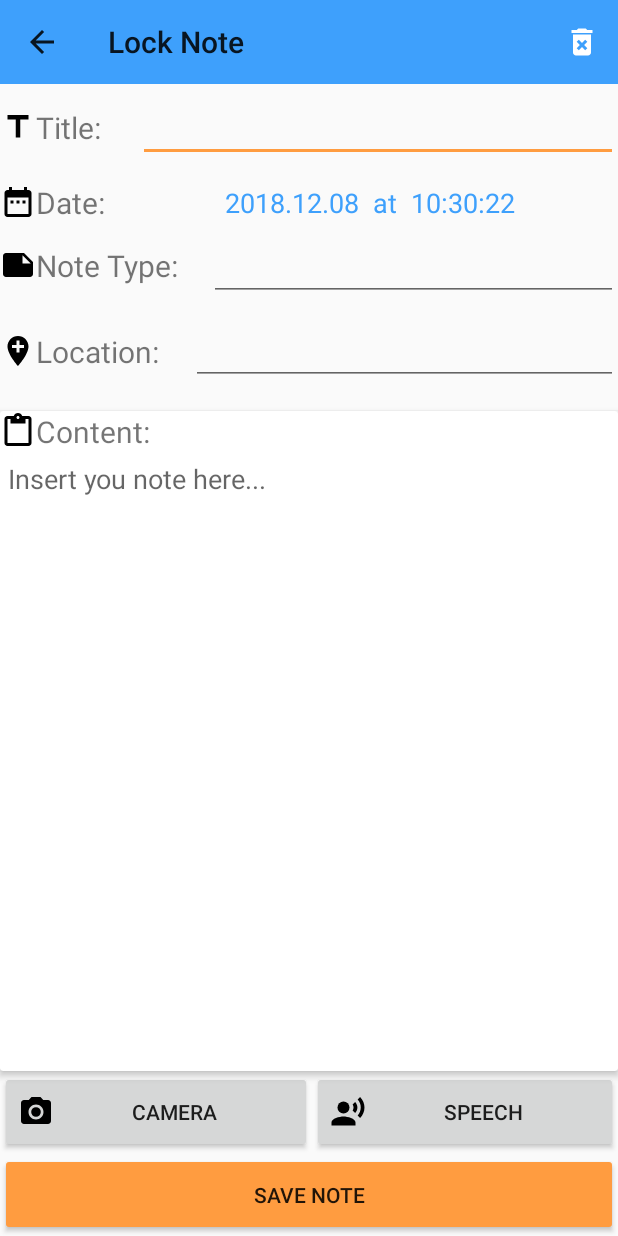
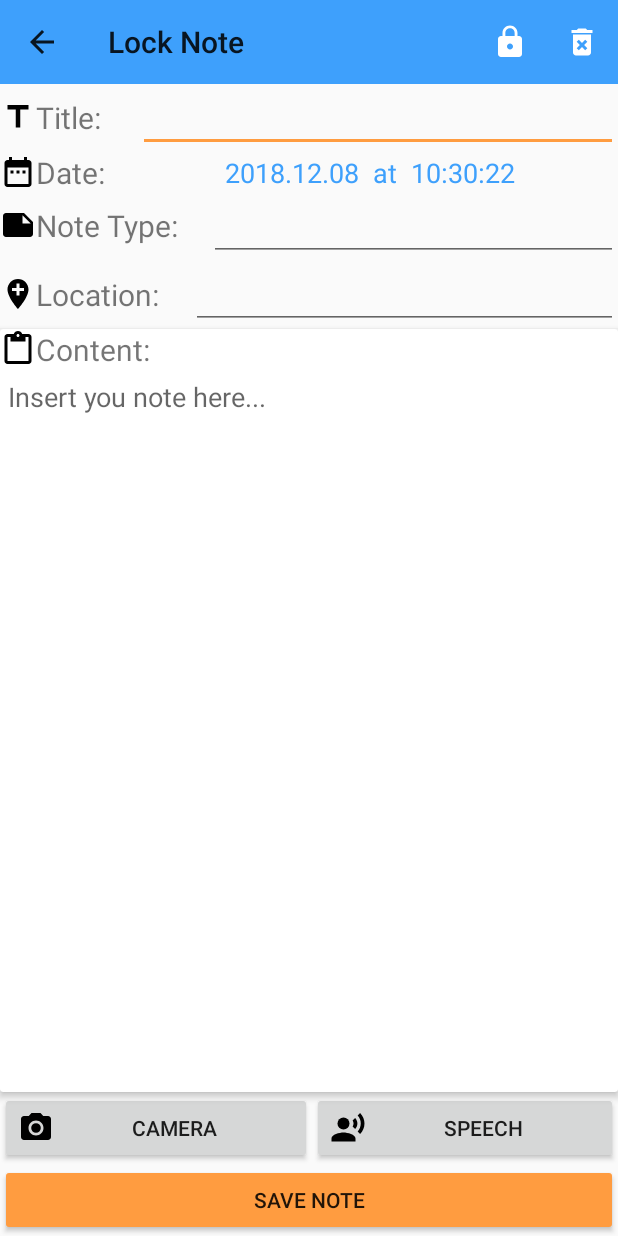
Before and after one commit to liuyuhanalex/CS528-Final-Project, an Android app: the screen it shows after launch once a user with an empty profile is signed in (NewNoteActivity), after a tap on "New note", on a phone screen of 412 x 824 dp. Run offline under Robolectric (Android 15) with nearby library versions, the phone set to English and light mode, and no system bars; our stand-ins replace Firebase (no records; nobody signed in at launch, a user with empty details on screens opened directly); 1 statement that could not run was skipped.

Commit message:
Add password to individual note

```diff
--- a/FinalProject/app/src/main/java/com/example/liuyu/finalproject/MainActivity.java
+++ b/FinalProject/app/src/main/java/com/example/liuyu/finalproject/MainActivity.java
@@ -107,7 +107,7 @@ public class MainActivity extends AppCompatActivity {
 
                 fNotesDatabase.child(noteId).addValueEventListener(new ValueEventListener() {
                     @Override
-                    public void onDataChange(DataSnapshot dataSnapshot) {
+                    public void onDataChange(final DataSnapshot dataSnapshot) {
 
                         if(dataSnapshot.hasChild("title")&&dataSnapshot.hasChild("timestamp")
                                 &&dataSnapshot.hasChild("type")) {
@@ -122,9 +122,14 @@ public class MainActivity extends AppCompatActivity {
                             viewHolder.noteCard.setOnClickListener(new View.OnClickListener() {
                                 @Override
                                 public void onClick(View v) {
-                                    Intent intent = new Intent(MainActivity.this, NewNoteActivity.class);
-                                    intent.putExtra("noteId", noteId);
-                                    startActivity(intent);
+                                    if(dataSnapshot.hasChild("password")){
+                                        //TODO:Compare input with password
+
+                                    }else {
+                                        Intent intent = new Intent(MainActivity.this, NewNoteActivity.class);
+                                        intent.putExtra("noteId", noteId);
+                                        startActivity(intent);
+                                    }
                                 }
                             });
                         }
--- a/FinalProject/app/src/main/java/com/example/liuyu/finalproject/SpeechToTextActivity.java
+++ b/FinalProject/app/src/main/java/com/example/liuyu/finalproject/SpeechToTextActivity.java
@@ -34,8 +34,6 @@ public class SpeechToTextActivity extends AppCompatActivity {
     }
 
     //Handle permission result
-
-
     @Override
     public void onRequestPermissionsResult(int requestCode, @NonNull String[] permissions, @NonNull int[] grantResults) {
         if(grantResults.length>0){
--- a/FinalProject/app/src/main/java/com/example/liuyu/finalproject/TextRecognitionActivity.java
+++ b/FinalProject/app/src/main/java/com/example/liuyu/finalproject/TextRecognitionActivity.java
@@ -118,7 +118,6 @@ public class TextRecognitionActivity extends AppCompatActivity {
                 }
                 if(which == 1){
                     //gallery option clicked
-                    //camera option clicked
                     if(!checkStoragePermission()){
                         //storage permission not allowed,request it
                         requestStoragePermission();
--- /dev/null
+++ b/FinalProject/app/src/main/res/drawable/ic_lock_white_24dp.xml
@@ -0,0 +1,5 @@
+<vector android:height="24dp" android:tint="#FFFFFF"
+    android:viewportHeight="24.0" android:viewportWidth="24.0"
+    android:width="24dp" xmlns:android="http://schemas.android.com/apk/res/android">
+    <path android:fillColor="#FF000000" android:pathData="M18,8h-1L17,6c0,-2.76 -2.24,-5 -5,-5S7,3.24 7,6v2L6,8c-1.1,0 -2,0.9 -2,2v10c0,1.1 0.9,2 2,2h12c1.1,0 2,-0.9 2,-2L20,10c0,-1.1 -0.9,-2 -2,-2zM12,17c-1.1,0 -2,-0.9 -2,-2s0.9,-2 2,-2 2,0.9 2,2 -0.9,2 -2,2zM15.1,8L8.9,8L8.9,6c0,-1.71 1.39,-3.1 3.1,-3.1 1.71,0 3.1,1.39 3.1,3.1v2z"/>
+</vector>
--- a/FinalProject/app/src/main/res/layout/activity_new_note.xml
+++ b/FinalProject/app/src/main/res/layout/activity_new_note.xml
@@ -18,7 +18,6 @@
     <LinearLayout
         android:layout_width="match_parent"
         android:layout_height="wrap_content"
-        android:layout_weight="1"
         android:orientation="horizontal">
 
         <TextView
@@ -43,8 +42,7 @@
 
     <LinearLayout
         android:layout_width="match_parent"
-        android:layout_height="wrap_content"
-        android:layout_weight="1">
+        android:layout_height="wrap_content">
 
         <TextView
             android:id="@+id/textView4"
@@ -71,8 +69,7 @@
     <LinearLayout
         android:layout_width="match_parent"
         android:layout_height="wrap_content"
-        android:orientation="horizontal"
-        android:layout_weight="0.3">
+        android:orientation="horizontal">
 
         <TextView
             android:id="@+id/textView5"
@@ -95,8 +92,7 @@
 
     <LinearLayout
         android:layout_width="match_parent"
-        android:layout_height="wrap_content"
-        android:layout_weight="1">
+        android:layout_height="wrap_content">
 
         <TextView
             android:id="@+id/note_add_location"
@@ -123,10 +119,8 @@
     <android.support.v7.widget.CardView
         android:layout_width="match_parent"
         android:layout_height="300dp"
-        android:layout_marginTop="10dp"
         android:layout_weight="10"
-        app:cardElevation="3dp"
-        >
+        app:cardElevation="3dp">
 
         <LinearLayout
             android:layout_width="match_parent"
@@ -137,15 +131,9 @@
                 android:id="@+id/textView3"
                 android:layout_width="match_parent"
                 android:layout_height="wrap_content"
-                android:layout_weight="1"
                 android:drawableLeft="@drawable/ic_content_paste_black_24dp"
                 android:text="Content:"
-                android:textSize="20sp" />
-
-            <ScrollView
-                android:layout_width="match_parent"
-                android:layout_height="wrap_content"
-                android:layout_weight="9">
+                android:textSize="20sp"/>
 
             <EditText
                 android:id="@+id/new_note_content"
@@ -156,9 +144,6 @@
                 android:hint="Insert you note here..."
                 android:inputType="textMultiLine"
                 android:padding="5dp" />
-
-            </ScrollView>
-
         </LinearLayout>
 
 
@@ -168,7 +153,6 @@
     <LinearLayout
         android:layout_width="match_parent"
         android:layout_height="wrap_content"
-        android:layout_weight="0.5"
         android:orientation="horizontal">
 
         <Button
@@ -192,7 +176,6 @@
         android:id="@+id/new_note_btn"
         android:layout_width="match_parent"
         android:layout_height="wrap_content"
-        android:layout_weight="0.5"
         android:text="Save Note"
         android:backgroundTint="@color/colorAccent"/>
 
--- a/FinalProject/app/src/main/res/menu/new_note_menu.xml
+++ b/FinalProject/app/src/main/res/menu/new_note_menu.xml
@@ -1,6 +1,13 @@
 <?xml version="1.0" encoding="utf-8"?>
 <menu xmlns:android="http://schemas.android.com/apk/res/android"
     xmlns:app="http://schemas.android.com/apk/res-auto">
+
+
+    <item
+        android:id="@+id/new_note_password_btn"
+        android:icon="@drawable/ic_lock_white_24dp"
+        android:title="Set password"
+        app:showAsAction="always" />
 
     <item
         android:id="@+id/new_note_delete_btn"
@@ -8,4 +15,5 @@
         android:title="Delete"
         app:showAsAction="always" />
 
+
 </menu>
```
Also changed, not shown: FinalProject/app/src/main/java/com/example/liuyu/finalproject/NewNoteActivity.java (+37 -2 lines). Lines whose indentation alone changed are shown as unchanged.
